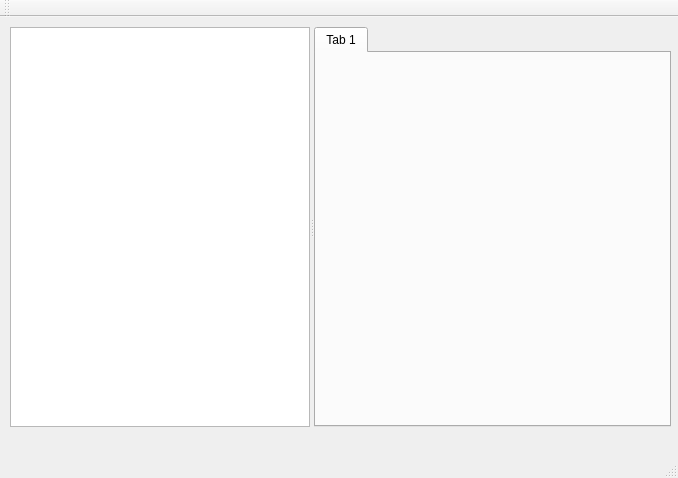
Qt form mainwindow.ui (onto/effy) before a commit.
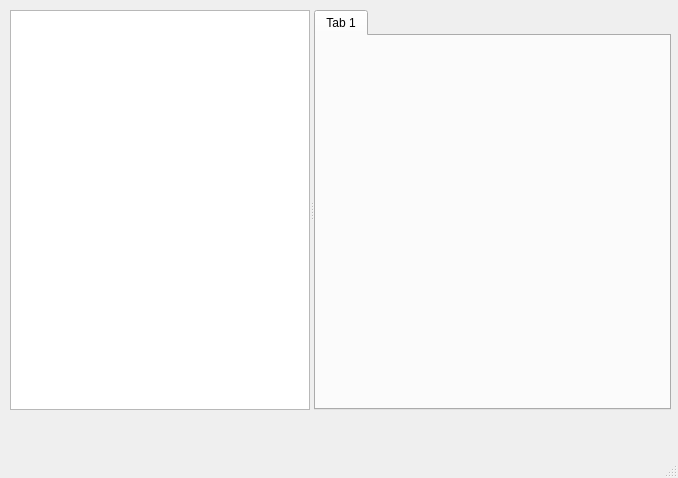
The same form after that commit.

```diff
--- a/mainwindow.ui
+++ b/mainwindow.ui
@@ -62,14 +62,6 @@
     </rect>
    </property>
   </widget>
-  <widget class="QToolBar" name="mainToolBar">
-   <attribute name="toolBarArea">
-    <enum>TopToolBarArea</enum>
-   </attribute>
-   <attribute name="toolBarBreak">
-    <bool>false</bool>
-   </attribute>
-  </widget>
   <widget class="QStatusBar" name="statusBar"/>
  </widget>
  <layoutdefault spacing="6" margin="11"/>
```
